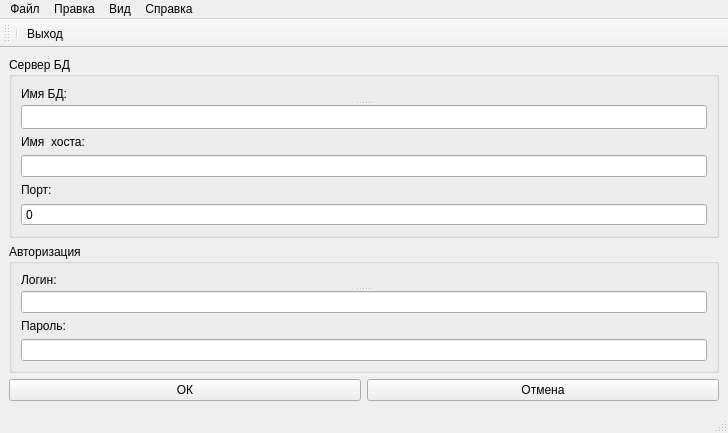
Before: the Qt Designer form 8_Modul/L3_QT_designer/mainwindow.ui in svcool/origin, drawn with Qt 5.
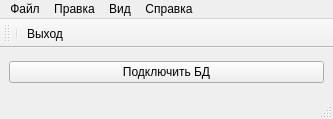
After: the same form once the commit is applied. Icons and pictures are not drawn.

What changed in the file:
```diff
--- a/8_Modul/L3_QT_designer/mainwindow.ui
+++ b/8_Modul/L3_QT_designer/mainwindow.ui
@@ -6,150 +6,34 @@
    <rect>
     <x>0</x>
     <y>0</y>
-    <width>728</width>
-    <height>433</height>
+    <width>333</width>
+    <height>119</height>
    </rect>
   </property>
   <property name="minimumSize">
    <size>
-    <width>305</width>
-    <height>433</height>
+    <width>0</width>
+    <height>119</height>
    </size>
   </property>
   <property name="maximumSize">
    <size>
     <width>16777215</width>
-    <height>433</height>
+    <height>119</height>
    </size>
   </property>
   <property name="windowTitle">
    <string>MainWindow</string>
   </property>
   <widget class="QWidget" name="centralwidget">
-   <layout class="QVBoxLayout" name="verticalLayout_2">
-    <item>
-     <widget class="QGroupBox" name="groupBox">
-      <property name="minimumSize">
-       <size>
-        <width>0</width>
-        <height>181</height>
-       </size>
+   <layout class="QGridLayout" name="gridLayout">
+    <item row="0" column="0">
+     <widget class="QPushButton" name="pushButton">
+      <property name="text">
+       <string>Подключить БД</string>
       </property>
-      <property name="maximumSize">
-       <size>
-        <width>16777215</width>
-        <height>181</height>
-       </size>
-      </property>
-      <property name="title">
-       <string>Сервер БД</string>
-      </property>
-      <layout class="QGridLayout" name="gridLayout">
-       <item row="0" column="0">
-        <widget class="QSplitter" name="splitter_3">
-         <property name="orientation">
-          <enum>Qt::Vertical</enum>
-         </property>
-         <widget class="QLabel" name="label_3">
-          <property name="text">
-           <string>Имя БД:</string>
-          </property>
-         </widget>
-         <widget class="QLineEdit" name="lineEdit"/>
-        </widget>
-       </item>
-       <item row="3" column="0">
-        <widget class="QLabel" name="label">
-         <property name="text">
-          <string>Порт:</string>
-         </property>
-        </widget>
-       </item>
-       <item row="2" column="0">
-        <widget class="QLineEdit" name="lineEdit_2"/>
-       </item>
-       <item row="1" column="0">
-        <widget class="QLabel" name="label_2">
-         <property name="text">
-          <string>Имя  хоста:</string>
-         </property>
-        </widget>
-       </item>
-       <item row="4" column="0">
-        <widget class="QSpinBox" name="spinBox">
-         <property name="buttonSymbols">
-          <enum>QAbstractSpinBox::NoButtons</enum>
-         </property>
-        </widget>
-       </item>
-      </layout>
      </widget>
     </item>
-    <item>
-     <widget class="QGroupBox" name="groupBox_2">
-      <property name="minimumSize">
-       <size>
-        <width>0</width>
-        <height>129</height>
-       </size>
-      </property>
-      <property name="maximumSize">
-       <size>
-        <width>16777215</width>
-        <height>129</height>
-       </size>
-      </property>
-      <property name="title">
-       <string>Авторизация</string>
-      </property>
-      <layout class="QVBoxLayout" name="verticalLayout">
-       <item>
-        <widget class="QSplitter" name="splitter">
-         <property name="orientation">
-          <enum>Qt::Vertical</enum>
-         </property>
-         <widget class="QLabel" name="label_4">
-          <property name="text">
-           <string>Логин:</string>
-          </property>
-         </widget>
-         <widget class="QLineEdit" name="lineEdit_3"/>
-        </widget>
-       </item>
-       <item>
-        <widget class="QLabel" name="label_5">
-         <property name="text">
-          <string>Пароль:</string>
-         </property>
-        </widget>
-       </item>
-       <item>
-        <widget class="QLineEdit" name="lineEdit_4"/>
-       </item>
-      </layout>
-     </widget>
-    </item>
-    <item>
-     <layout class="QHBoxLayout" name="horizontalLayout">
-      <property name="sizeConstraint">
-       <enum>QLayout::SetMinimumSize</enum>
-      </property>
-      <item>
-       <widget class="QPushButton" name="pushButton">
-        <property name="text">
-         <string>ОК</string>
-        </property>
-       </widget>
-      </item>
-      <item>
-       <widget class="QPushButton" name="pushButton_2">
-        <property name="text">
-         <string>Отмена</string>
-        </property>
-       </widget>
-      </item>
-     </layout>
-    </item>
    </layout>
   </widget>
   <widget class="QMenuBar" name="menubar">
@@ -157,7 +41,7 @@
     <rect>
      <x>0</x>
      <y>0</y>
-     <width>728</width>
+     <width>333</width>
      <height>22</height>
     </rect>
    </property>
```
Left out of the diff: 10 changed lines with no effect on the pictures.
